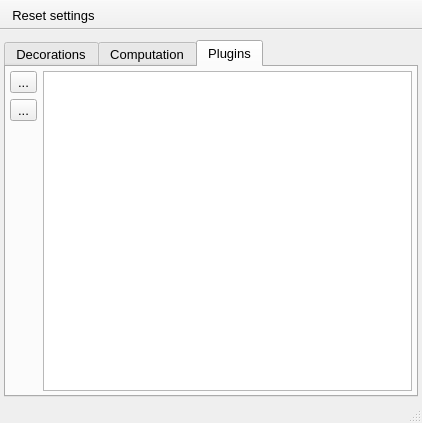
NeutrinoToolkit/Neutrino, file UIs/nPreferences.ui: the form before one commit.
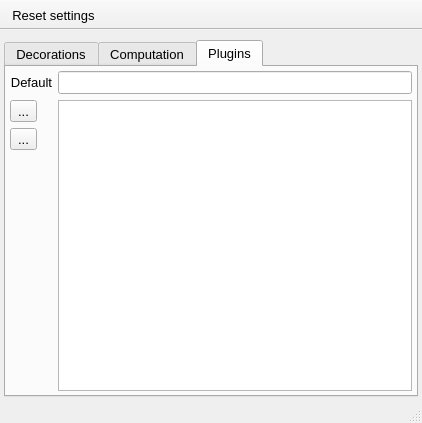
The form after the commit. The open tabs and pages were chosen to show the change. Icons and pictures are not drawn.

```diff
--- a/UIs/nPreferences.ui
+++ b/UIs/nPreferences.ui
@@ -475,7 +475,45 @@
         <property name="bottomMargin">
          <number>4</number>
         </property>
+        <item row="1" column="1" rowspan="3">
+         <widget class="QListWidget" name="pluginList">
+          <property name="font">
+           <font>
+            <pointsize>10</pointsize>
+           </font>
+          </property>
+         </widget>
+        </item>
         <item row="0" column="0">
+         <widget class="QLabel" name="label_6">
+          <property name="font">
+           <font>
+            <pointsize>10</pointsize>
+           </font>
+          </property>
+          <property name="text">
+           <string>Default</string>
+          </property>
+          <property name="alignment">
+           <set>Qt::AlignRight|Qt::AlignTrailing|Qt::AlignVCenter</set>
+          </property>
+         </widget>
+        </item>
+        <item row="2" column="0">
+         <widget class="QToolButton" name="removePlugin">
+          <property name="toolTip">
+           <string>remove selected plugin directory</string>
+          </property>
+          <property name="text">
+           <string>...</string>
+          </property>
+          <property name="icon">
+           <iconset resource="../resources/icons/icons.qrc">
+            <normaloff>:/icons/remove.png</normaloff>:/icons/remove.png</iconset>
+          </property>
+         </widget>
+        </item>
+        <item row="1" column="0">
          <widget class="QToolButton" name="addPlugin">
           <property name="toolTip">
            <string>add plugin directory</string>
@@ -489,7 +527,14 @@
           </property>
          </widget>
         </item>
-        <item row="2" column="0">
+        <item row="0" column="1">
+         <widget class="QLineEdit" name="defaultPluginDir">
+          <property name="readOnly">
+           <bool>true</bool>
+          </property>
+         </widget>
+        </item>
+        <item row="3" column="0">
          <spacer name="verticalSpacer_3">
           <property name="orientation">
            <enum>Qt::Vertical</enum>
@@ -502,29 +547,6 @@
           </property>
          </spacer>
         </item>
-        <item row="1" column="0">
-         <widget class="QToolButton" name="removePlugin">
-          <property name="toolTip">
-           <string>remove selected plugin directory</string>
-          </property>
-          <property name="text">
-           <string>...</string>
-          </property>
-          <property name="icon">
-           <iconset resource="../resources/icons/icons.qrc">
-            <normaloff>:/icons/remove.png</normaloff>:/icons/remove.png</iconset>
-          </property>
-         </widget>
-        </item>
-        <item row="0" column="1" rowspan="3">
-         <widget class="QListWidget" name="pluginList">
-          <property name="font">
-           <font>
-            <pointsize>10</pointsize>
-           </font>
-          </property>
-         </widget>
-        </item>
        </layout>
       </widget>
      </widget>
```
Left out of the diff: 2 changed lines with no effect on the pictures.
